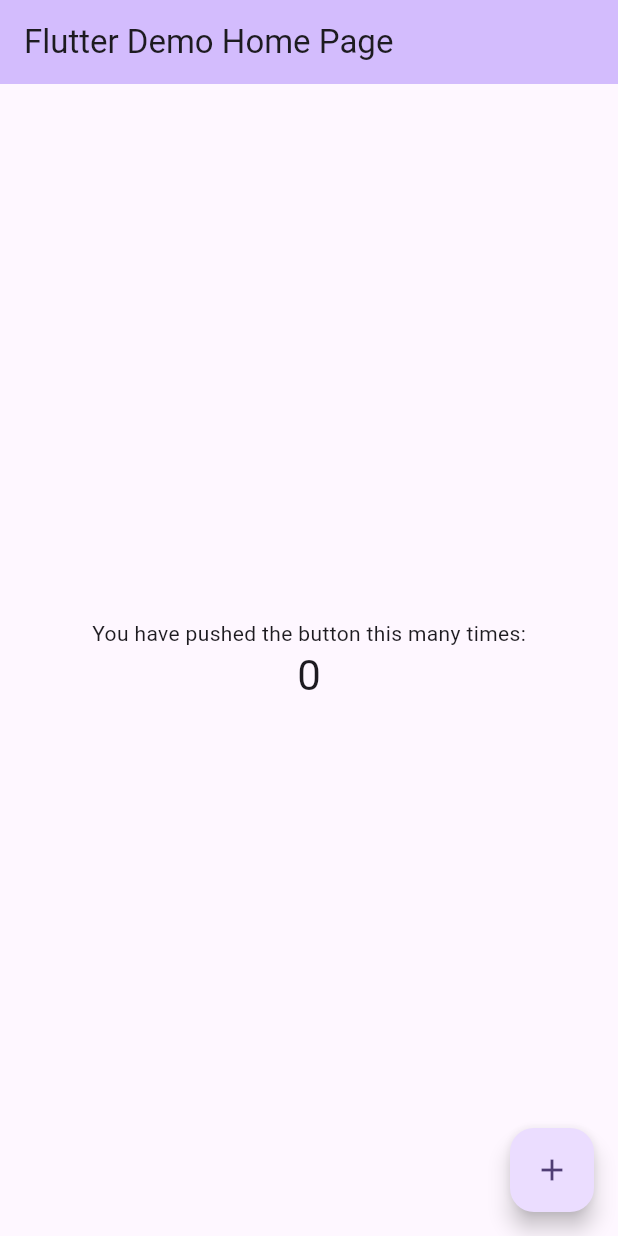
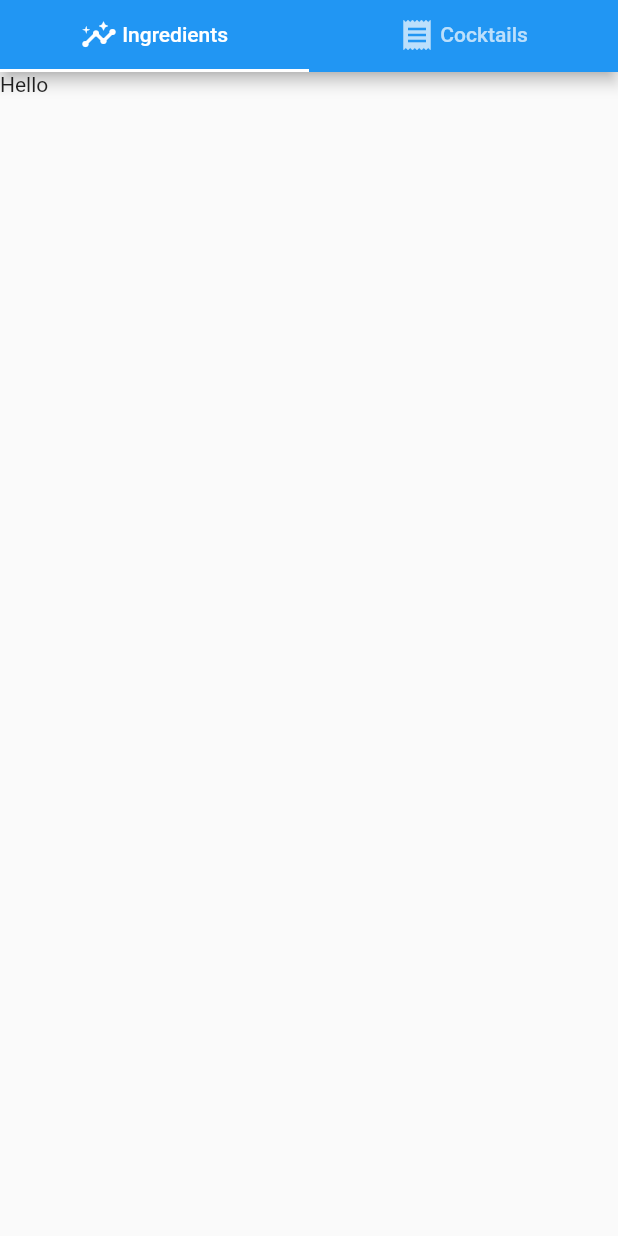
Before and after one commit to Nick-Sullivan/custom-cocktails, a Flutter app: the screen it shows after launch, on a phone screen of 412 x 824 dp. Run offline on Flutter 3.47's test engine with Material 2 defaults, Android fonts, the phone set to English and light mode, and no system bars.

Commit message:
basic working app

```diff
--- a/app/lib/main.dart
+++ b/app/lib/main.dart
@@ -1,125 +1,25 @@
+import 'package:custom_cocktails/screens/home_screen.dart';
 import 'package:flutter/material.dart';
 
 void main() {
-  runApp(const MyApp());
+  runApp(MyApp());
 }
 
 class MyApp extends StatelessWidget {
-  const MyApp({super.key});
+  final String initialRoute;
 
-  // This widget is the root of your application.
+  MyApp({super.key, this.initialRoute = '/ingredients'});
+
   @override
   Widget build(BuildContext context) {
     return MaterialApp(
-      title: 'Flutter Demo',
-      theme: ThemeData(
-        // This is the theme of your application.
-        //
-        // TRY THIS: Try running your application with "flutter run". You'll see
-        // the application has a blue toolbar. Then, without quitting the app,
-        // try changing the seedColor in the colorScheme below to Colors.green
-        // and then invoke "hot reload" (save your changes or press the "hot
-        // reload" button in a Flutter-supported IDE, or press "r" if you used
-        // the command line to start the app).
-        //
-        // Notice that the counter didn't reset back to zero; the application
-        // state is not lost during the reload. To reset the state, use hot
-        // restart instead.
-        //
-        // This works for code too, not just values: Most code changes can be
-        // tested with just a hot reload.
-        colorScheme: ColorScheme.fromSeed(seedColor: Colors.deepPurple),
-        useMaterial3: true,
-      ),
-      home: const MyHomePage(title: 'Flutter Demo Home Page'),
+      title: 'Custom Cocktails',
+      initialRoute: initialRoute,
+      // theme: createLightTheme(),
+      // darkTheme: createDarkTheme(),
+      routes: {
+        '/ingredients': (context) => HomeScreen(initialTab: 0),
+      },
     );
   }
 }
-
-class MyHomePage extends StatefulWidget {
-  const MyHomePage({super.key, required this.title});
-
-  // This widget is the home page of your application. It is stateful, meaning
-  // that it has a State object (defined below) that contains fields that affect
-  // how it looks.
-
-  // This class is the configuration for the state. It holds the values (in this
-  // case the title) provided by the parent (in this case the App widget) and
-  // used by the build method of the State. Fields in a Widget subclass are
-  // always marked "final".
-
-  final String title;
-
-  @override
-  State<MyHomePage> createState() => _MyHomePageState();
-}
-
-class _MyHomePageState extends State<MyHomePage> {
-  int _counter = 0;
-
-  void _incrementCounter() {
-    setState(() {
-      // This call to setState tells the Flutter framework that something has
-      // changed in this State, which causes it to rerun the build method below
-      // so that the display can reflect the updated values. If we changed
-      // _counter without calling setState(), then the build method would not be
-      // called again, and so nothing would appear to happen.
-      _counter++;
-    });
-  }
-
-  @override
-  Widget build(BuildContext context) {
-    // This method is rerun every time setState is called, for instance as done
-    // by the _incrementCounter method above.
-    //
-    // The Flutter framework has been optimized to make rerunning build methods
-    // fast, so that you can just rebuild anything that needs updating rather
-    // than having to individually change instances of widgets.
-    return Scaffold(
-      appBar: AppBar(
-        // TRY THIS: Try changing the color here to a specific color (to
-        // Colors.amber, perhaps?) and trigger a hot reload to see the AppBar
-        // change color while the other colors stay the same.
-        backgroundColor: Theme.of(context).colorScheme.inversePrimary,
-        // Here we take the value from the MyHomePage object that was created by
-        // the App.build method, and use it to set our appbar title.
-        title: Text(widget.title),
-      ),
-      body: Center(
-        // Center is a layout widget. It takes a single child and positions it
-        // in the middle of the parent.
-        child: Column(
-          // Column is also a layout widget. It takes a list of children and
-          // arranges them vertically. By default, it sizes itself to fit its
-          // children horizontally, and tries to be as tall as its parent.
-          //
-          // Column has various properties to control how it sizes itself and
-          // how it positions its children. Here we use mainAxisAlignment to
-          // center the children vertically; the main axis here is the vertical
-          // axis because Columns are vertical (the cross axis would be
-          // horizontal).
-          //
-          // TRY THIS: Invoke "debug painting" (choose the "Toggle Debug Paint"
-          // action in the IDE, or press "p" in the console), to see the
-          // wireframe for each widget.
-          mainAxisAlignment: MainAxisAlignment.center,
-          children: <Widget>[
-            const Text(
-              'You have pushed the button this many times:',
-            ),
-            Text(
-              '$_counter',
-              style: Theme.of(context).textTheme.headlineMedium,
-            ),
-          ],
-        ),
-      ),
-      floatingActionButton: FloatingActionButton(
-        onPressed: _incrementCounter,
-        tooltip: 'Increment',
-        child: const Icon(Icons.add),
-      ), // This trailing comma makes auto-formatting nicer for build methods.
-    );
-  }
-}
--- /dev/null
+++ b/app/lib/screens/home_screen.dart
@@ -0,0 +1,34 @@
+import 'package:custom_cocktails/screens/ingredients_screen.dart';
+import 'package:flutter/material.dart';
+
+class HomeScreen extends StatelessWidget {
+  final int initialTab;
+  const HomeScreen({super.key, required this.initialTab});
+
+  @override
+  Widget build(BuildContext context) {
+    return DefaultTabController(
+        initialIndex: initialTab,
+        length: 2,
+        child: Scaffold(
+          appBar: AppBar(
+              toolbarHeight: 0,
+              bottom: const TabBar(tabs: [
+                Tab(
+                  child: Row(
+                      mainAxisAlignment: MainAxisAlignment.center,
+                      children: [Icon(Icons.insights), Text(" Ingredients")]),
+                ),
+                Tab(
+                  child: Row(
+                      mainAxisAlignment: MainAxisAlignment.center,
+                      children: [Icon(Icons.receipt), Text(" Cocktails")]),
+                ),
+              ])),
+          body: TabBarView(children: [
+            IngredientsScreen(),
+            IngredientsScreen(),
+          ]),
+        ));
+  }
+}
--- /dev/null
+++ b/app/lib/screens/ingredients_screen.dart
@@ -0,0 +1,10 @@
+import 'package:flutter/material.dart';
+
+class IngredientsScreen extends StatelessWidget {
+  IngredientsScreen({super.key});
+
+  @override
+  Widget build(BuildContext context) {
+    return const SizedBox(child: Text("Hello"));
+  }
+}
```
Also changed, not shown: app/pubspec.yaml (+7 -36 lines), app/assets/icon/icon.jpeg (added), app/assets/icon/icon1.jpeg (added), app/pubspec.lock, 2 other files.
